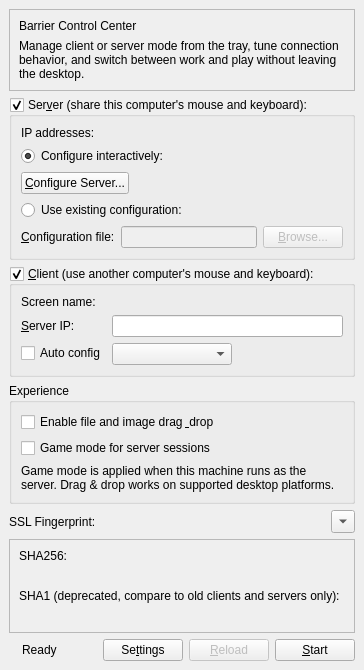
zzt5678/barrier-enhanced, file src/gui/src/MainWindowBase.ui: the form before one commit.
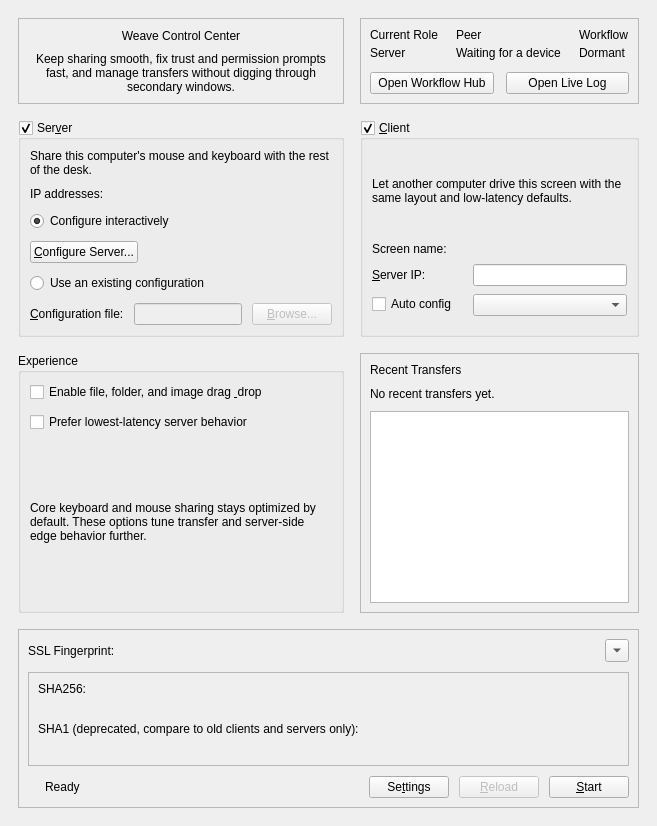
The form after the commit. Icons and pictures are not drawn.

Commit message: Rebrand the enhanced desktop share to Weave without regressing core UX

The edit to the form file:
```diff
--- a/src/gui/src/MainWindowBase.ui
+++ b/src/gui/src/MainWindowBase.ui
@@ -12,11 +12,26 @@
    <string>Barrier</string>
   </property>
   <widget class="QWidget" name="centralwidget">
-   <layout class="QVBoxLayout" name="verticalLayout_2">
-    <property name="sizeConstraint">
-     <enum>QLayout::SetDefaultConstraint</enum>
+   <layout class="QGridLayout" name="gridLayout_dashboard">
+    <property name="leftMargin">
+     <number>18</number>
     </property>
-    <item>
+    <property name="topMargin">
+     <number>18</number>
+    </property>
+    <property name="rightMargin">
+     <number>18</number>
+    </property>
+    <property name="bottomMargin">
+     <number>18</number>
+    </property>
+    <property name="horizontalSpacing">
+     <number>16</number>
+    </property>
+    <property name="verticalSpacing">
+     <number>16</number>
+    </property>
+    <item row="0" column="0">
      <widget class="QFrame" name="heroCard">
       <property name="frameShape">
        <enum>QFrame::StyledPanel</enum>
@@ -25,17 +40,26 @@
        <enum>QFrame::Raised</enum>
       </property>
       <layout class="QVBoxLayout" name="verticalLayout_hero">
+       <property name="spacing">
+        <number>8</number>
+       </property>
        <item>
         <widget class="QLabel" name="m_pLabelHeroTitle">
+         <property name="alignment">
+          <set>Qt::AlignCenter</set>
+         </property>
          <property name="text">
-          <string>Barrier Control Center</string>
+          <string>Weave Control Center</string>
          </property>
         </widget>
        </item>
        <item>
         <widget class="QLabel" name="m_pLabelHeroSubtitle">
+         <property name="alignment">
+          <set>Qt::AlignCenter</set>
+         </property>
          <property name="text">
-          <string>Manage client or server mode from the tray, tune connection behavior, and switch between work and play without leaving the desktop.</string>
+          <string>Keep sharing smooth, fix trust and permission prompts fast, and manage transfers without digging through secondary windows.</string>
          </property>
          <property name="wordWrap">
           <bool>true</bool>
@@ -45,7 +69,92 @@
       </layout>
      </widget>
     </item>
+    <item row="0" column="1">
+     <widget class="QFrame" name="overviewCard">
+      <property name="frameShape">
+       <enum>QFrame::StyledPanel</enum>
+      </property>
+      <property name="frameShadow">
+       <enum>QFrame::Raised</enum>
+      </property>
+      <layout class="QVBoxLayout" name="verticalLayout_overviewCard">
+       <property name="spacing">
+        <number>12</number>
+       </property>
     <item>
+        <layout class="QGridLayout" name="gridLayout_overview">
+         <property name="horizontalSpacing">
+          <number>18</number>
+         </property>
+         <property name="verticalSpacing">
+          <number>4</number>
+         </property>
+         <item row="0" column="0">
+          <widget class="QLabel" name="m_pLabelModeCaption">
+           <property name="text">
+            <string>Current Role</string>
+           </property>
+          </widget>
+         </item>
+         <item row="1" column="0">
+          <widget class="QLabel" name="m_pLabelModeValue">
+           <property name="text">
+            <string>Server</string>
+           </property>
+          </widget>
+         </item>
+         <item row="0" column="1">
+          <widget class="QLabel" name="m_pLabelPeerCaption">
+           <property name="text">
+            <string>Peer</string>
+           </property>
+          </widget>
+         </item>
+         <item row="1" column="1">
+          <widget class="QLabel" name="m_pLabelPeerValue">
+           <property name="text">
+            <string>Waiting for a device</string>
+           </property>
+          </widget>
+         </item>
+         <item row="0" column="2">
+          <widget class="QLabel" name="m_pLabelWorkflowRuntimeCaption">
+           <property name="text">
+            <string>Workflow</string>
+           </property>
+          </widget>
+         </item>
+         <item row="1" column="2">
+          <widget class="QLabel" name="m_pLabelWorkflowRuntimeValue">
+           <property name="text">
+            <string>Dormant</string>
+           </property>
+          </widget>
+         </item>
+        </layout>
+       </item>
+       <item>
+        <layout class="QHBoxLayout" name="horizontalLayout_overviewActions">
+         <item>
+          <widget class="QPushButton" name="m_pButtonWorkflowHub">
+           <property name="text">
+            <string>Open Workflow Hub</string>
+           </property>
+          </widget>
+         </item>
+         <item>
+          <widget class="QPushButton" name="m_pButtonShowLog">
+           <property name="text">
+            <string>Open Live Log</string>
+           </property>
+          </widget>
+         </item>
+        </layout>
+       </item>
+      </layout>
+     </widget>
+    </item>
+    <item row="1" column="0">
      <widget class="QGroupBox" name="m_pGroupServer">
       <property name="sizePolicy">
        <sizepolicy hsizetype="Preferred" vsizetype="Preferred">
@@ -54,7 +163,7 @@
        </sizepolicy>
       </property>
       <property name="title">
-       <string>Ser&amp;ver (share this computer's mouse and keyboard):</string>
+       <string>Ser&amp;ver</string>
       </property>
       <property name="checkable">
        <bool>true</bool>
@@ -62,12 +171,31 @@
       <property name="checked">
        <bool>true</bool>
       </property>
-      <layout class="QVBoxLayout">
+      <layout class="QVBoxLayout" name="verticalLayout_serverCard">
+       <property name="spacing">
+        <number>10</number>
+       </property>
+       <item>
+        <widget class="QLabel" name="m_pLabelServerHint">
+         <property name="text">
+          <string>Share this computer's mouse and keyboard with the rest of the desk.</string>
+         </property>
+         <property name="wordWrap">
+          <bool>true</bool>
+         </property>
+        </widget>
+       </item>
        <item>
         <layout class="QFormLayout" name="formLayout">
          <property name="fieldGrowthPolicy">
           <enum>QFormLayout::AllNonFixedFieldsGrow</enum>
          </property>
+         <property name="horizontalSpacing">
+          <number>16</number>
+         </property>
+         <property name="verticalSpacing">
+          <number>8</number>
+         </property>
          <item row="0" column="0">
           <widget class="QLabel" name="label_2">
            <property name="text">
@@ -80,6 +208,9 @@
            <property name="text">
             <string notr="true"/>
            </property>
+           <property name="wordWrap">
+            <bool>true</bool>
+           </property>
           </widget>
          </item>
         </layout>
@@ -87,7 +218,7 @@
        <item>
         <widget class="QRadioButton" name="m_pRadioInternalConfig">
          <property name="text">
-          <string>Configure interactively:</string>
+          <string>Configure interactively</string>
          </property>
          <property name="checked">
           <bool>true</bool>
@@ -121,12 +252,15 @@
        <item>
         <widget class="QRadioButton" name="m_pRadioExternalConfig">
          <property name="text">
-          <string>Use existing configuration:</string>
+          <string>Use an existing configuration</string>
          </property>
         </widget>
        </item>
        <item>
-        <layout class="QHBoxLayout">
+        <layout class="QHBoxLayout" name="horizontalLayout_serverFile">
+         <property name="spacing">
+          <number>10</number>
+         </property>
          <item>
           <widget class="QLabel" name="m_pLabelConfigurationFile">
            <property name="text">
@@ -159,7 +293,7 @@
       </layout>
      </widget>
     </item>
-    <item>
+    <item row="1" column="1">
      <widget class="QGroupBox" name="m_pGroupClient">
       <property name="sizePolicy">
        <sizepolicy hsizetype="Preferred" vsizetype="Preferred">
@@ -168,7 +302,7 @@
        </sizepolicy>
       </property>
       <property name="title">
-       <string>&amp;Client (use another computer's mouse and keyboard):</string>
+       <string>&amp;Client</string>
       </property>
       <property name="checkable">
        <bool>true</bool>
@@ -176,10 +310,31 @@
       <property name="checked">
        <bool>true</bool>
       </property>
+      <layout class="QVBoxLayout" name="verticalLayout_clientCard">
+       <property name="spacing">
+        <number>10</number>
+       </property>
+       <item>
+        <widget class="QLabel" name="m_pLabelClientHint">
+         <property name="text">
+          <string>Let another computer drive this screen with the same layout and low-latency defaults.</string>
+         </property>
+         <property name="wordWrap">
+          <bool>true</bool>
+         </property>
+        </widget>
+       </item>
+       <item>
       <layout class="QFormLayout" name="formLayout_3">
        <property name="fieldGrowthPolicy">
         <enum>QFormLayout::AllNonFixedFieldsGrow</enum>
        </property>
+         <property name="horizontalSpacing">
+          <number>16</number>
+         </property>
+         <property name="verticalSpacing">
+          <number>8</number>
+         </property>
        <item row="0" column="0">
         <widget class="QLabel" name="label_5">
          <property name="text">
@@ -194,7 +349,7 @@
          </property>
         </widget>
        </item>
-       <item row="2" column="0">
+         <item row="1" column="0">
         <widget class="QLabel" name="m_pLabelServerName">
          <property name="text">
           <string>&amp;Server IP:</string>
@@ -204,20 +359,20 @@
          </property>
         </widget>
        </item>
-       <item row="2" column="1">
+         <item row="1" column="1">
         <widget class="QLineEdit" name="m_pLineEditHostname"/>
        </item>
-       <item row="3" column="0">
+         <item row="2" column="0">
         <widget class="QCheckBox" name="m_pCheckBoxAutoConfig">
          <property name="text">
           <string>Auto config</string>
          </property>
         </widget>
        </item>
-       <item row="3" column="1">
+         <item row="2" column="1">
         <widget class="QComboBox" name="m_pComboServerList">
          <property name="sizePolicy">
-          <sizepolicy hsizetype="Maximum" vsizetype="Preferred">
+            <sizepolicy hsizetype="Expanding" vsizetype="Preferred">
            <horstretch>0</horstretch>
            <verstretch>0</verstretch>
           </sizepolicy>
@@ -231,25 +386,30 @@
         </widget>
        </item>
       </layout>
+       </item>
+      </layout>
      </widget>
     </item>
-    <item>
+    <item row="2" column="0">
      <widget class="QGroupBox" name="m_pGroupExperience">
       <property name="title">
        <string>Experience</string>
       </property>
       <layout class="QVBoxLayout" name="verticalLayout_features">
+       <property name="spacing">
+        <number>10</number>
+       </property>
        <item>
         <widget class="QCheckBox" name="m_pCheckBoxEnableDragDrop">
          <property name="text">
-          <string>Enable file and image drag &amp; drop</string>
+          <string>Enable file, folder, and image drag &amp; drop</string>
          </property>
         </widget>
        </item>
        <item>
         <widget class="QCheckBox" name="m_pCheckBoxGameMode">
          <property name="text">
-          <string>Game mode for server sessions</string>
+          <string>Prefer lowest-latency server behavior</string>
          </property>
          <property name="toolTip">
           <string>Locks the cursor to the primary screen on startup and prefers lower-latency behavior for gaming.</string>
@@ -259,7 +419,7 @@
        <item>
         <widget class="QLabel" name="m_pLabelFeatureHint">
          <property name="text">
-          <string>Game mode is applied when this machine runs as the server. Drag &amp; drop works on supported desktop platforms.</string>
+          <string>Core keyboard and mouse sharing stays optimized by default. These options tune transfer and server-side edge behavior further.</string>
          </property>
          <property name="wordWrap">
           <bool>true</bool>
@@ -269,6 +429,66 @@
       </layout>
      </widget>
     </item>
+    <item row="2" column="1">
+     <widget class="QFrame" name="workflowCard">
+      <property name="frameShape">
+       <enum>QFrame::StyledPanel</enum>
+      </property>
+      <property name="frameShadow">
+       <enum>QFrame::Raised</enum>
+      </property>
+      <layout class="QVBoxLayout" name="verticalLayout_workflowCard">
+       <property name="spacing">
+        <number>10</number>
+       </property>
+       <item>
+        <widget class="QLabel" name="m_pLabelWorkflowSectionTitle">
+         <property name="text">
+          <string>Recent Transfers</string>
+         </property>
+        </widget>
+       </item>
+       <item>
+        <widget class="QLabel" name="m_pLabelReceiptSummary">
+         <property name="text">
+          <string>No recent transfers yet.</string>
+         </property>
+         <property name="wordWrap">
+          <bool>true</bool>
+         </property>
+        </widget>
+       </item>
+       <item>
+        <widget class="QListWidget" name="m_pListRecentReceipts">
+         <property name="minimumSize">
+          <size>
+           <width>0</width>
+           <height>102</height>
+          </size>
+         </property>
+         <property name="alternatingRowColors">
+          <bool>false</bool>
+         </property>
+         <property name="selectionMode">
+          <enum>QAbstractItemView::NoSelection</enum>
+         </property>
+        </widget>
+       </item>
+      </layout>
+     </widget>
+    </item>
+    <item row="3" column="0" colspan="2">
+     <widget class="QFrame" name="footerCard">
+      <property name="frameShape">
+       <enum>QFrame::StyledPanel</enum>
+      </property>
+      <property name="frameShadow">
+       <enum>QFrame::Raised</enum>
+      </property>
+      <layout class="QVBoxLayout" name="verticalLayout_footerCard">
+       <property name="spacing">
+        <number>10</number>
+       </property>
     <item>
      <layout class="QHBoxLayout" name="horizontalLayout_3">
       <item>
@@ -436,6 +656,9 @@
     </item>
    </layout>
   </widget>
+    </item>
+   </layout>
+  </widget>
   <action name="m_pActionAbout">
    <property name="text">
     <string>&amp;About Barrier...</string>
```
Left out of the diff: 6 changed lines with no effect on the pictures. Lines whose indentation alone changed are shown as unchanged. The commit also changes 80 other files.
